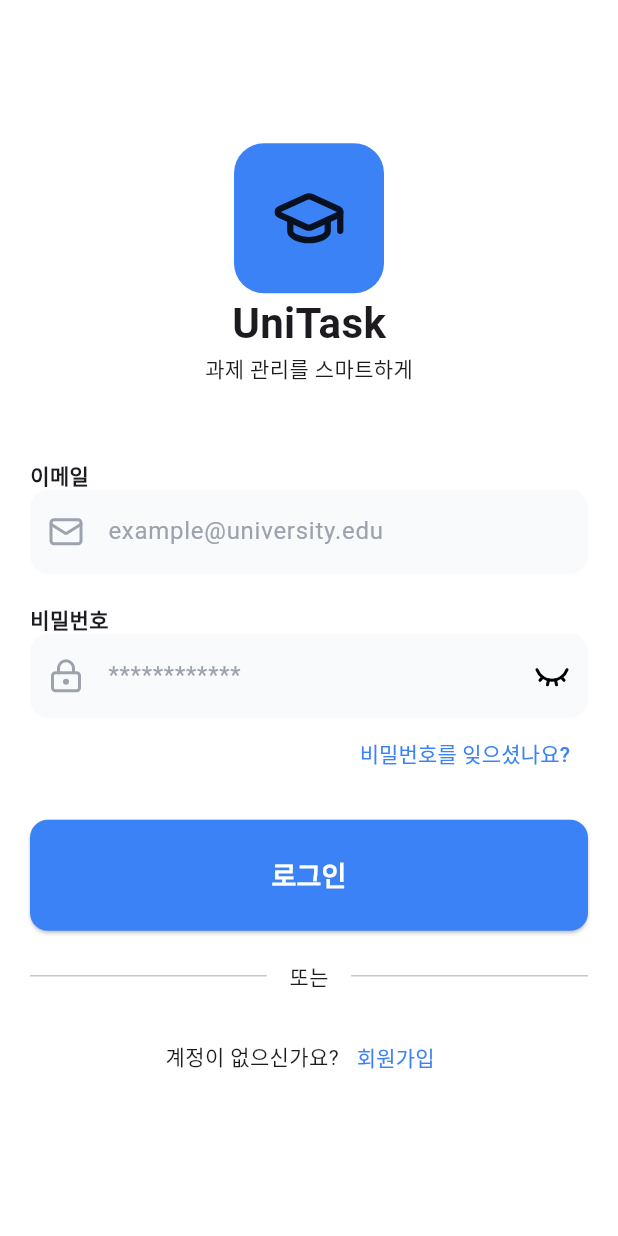
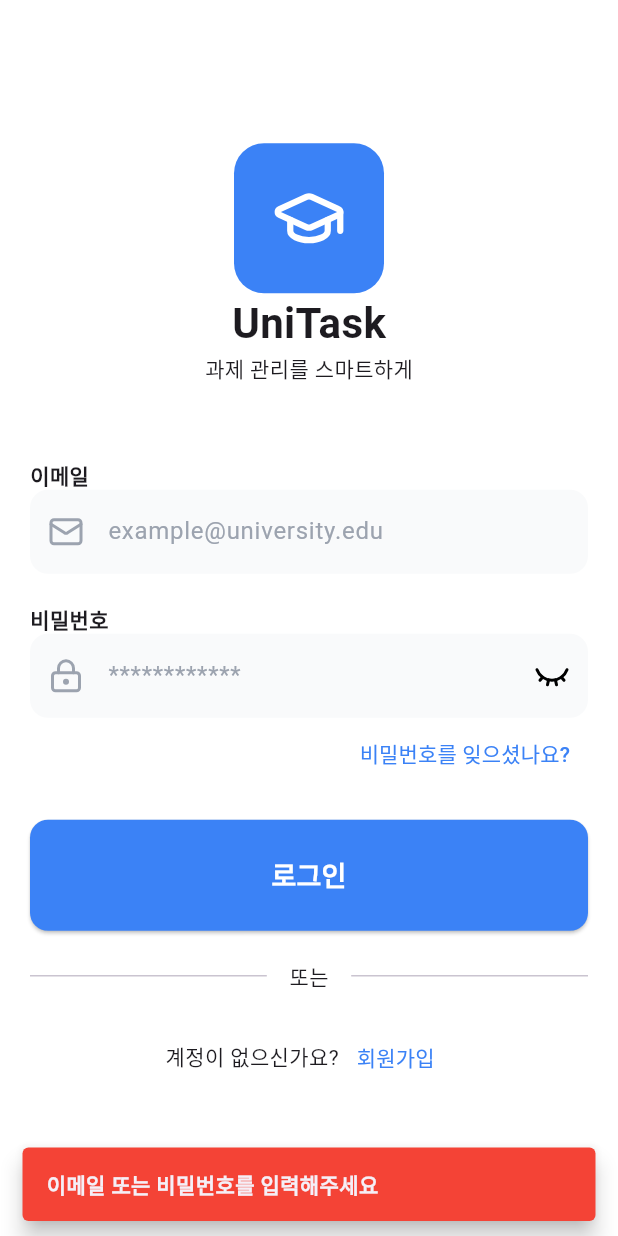
Before and after one commit to kiryud/unitask, a Flutter app: the screen it shows after launch, after a tap on "로그인", on a phone screen of 412 x 824 dp. Run offline on Flutter 3.47's test engine with Material 3 defaults, Android fonts, the phone set to English and light mode, and no system bars; our stand-ins replace go_router, lucide_icons_flutter.

Commit message:
10w 수업 종료

```diff
--- a/lib/app/router/app_page.dart
+++ b/lib/app/router/app_page.dart
@@ -1,9 +1,10 @@
 import 'package:flutter/material.dart';
+import 'package:unitask/ui/pages/home/home_page.dart';
 import 'package:unitask/ui/pages/login/login_page.dart';
 import 'package:unitask/ui/pages/signup/signup_page.dart';
 
 enum AppPage {
-  login, signup
+  login, signup, home
 }
 
 
@@ -13,5 +14,6 @@
   Widget get page => switch (this) {
     .login => const LoginPage(),
     .signup => const SignupPage(),
+    .home => const HomePage(),
   };
 }
--- a/lib/app/theme/app_theme.dart
+++ b/lib/app/theme/app_theme.dart
@@ -10,6 +10,11 @@
     appBarTheme: AppBarTheme(
       backgroundColor: Colors.white,
       foregroundColor: Colors.black,
+      titleTextStyle: TextStyle(
+        fontWeight: .bold,
+        color: Colors.black,
+        fontSize: 24,
+      ),
     ),
     floatingActionButtonTheme: FloatingActionButtonThemeData(
       foregroundColor: Colors.white,
@@ -54,8 +59,13 @@
     visualDensity: .adaptivePlatformDensity,
     scaffoldBackgroundColor: Color(0xFF111827),
     appBarTheme: AppBarTheme(
-      backgroundColor: Colors.white,
-      foregroundColor: Color(0xFF111827),
+      backgroundColor: Color(0xFF111827),
+      foregroundColor: Colors.white,
+      titleTextStyle: TextStyle(
+        fontWeight: .bold,
+        color: Colors.white,
+        fontSize: 24,
+      ),
     ),
     floatingActionButtonTheme: FloatingActionButtonThemeData(
       foregroundColor: Colors.white,
--- /dev/null
+++ b/lib/models/auth_data.dart
@@ -0,0 +1,92 @@
+// ignore_for_file: public_member_api_docs, sort_constructors_first
+import 'dart:convert';
+
+class AuthData {
+  final String name;
+  final String tokenType;
+  final String accessToken;
+  final String refreshToken;
+  final int expiresAt;
+  final int expiresIn;
+
+  AuthData({
+    required this.name,
+    required this.tokenType,
+    required this.accessToken,
+    required this.refreshToken,
+    required this.expiresAt,
+    required this.expiresIn,
+  });
+
+  AuthData copyWith({
+    String? name,
+    String? tokenType,
+    String? accessToken,
+    String? refreshToken,
+    int? expiresAt,
+    int? expiresIn,
+  }) {
+    return AuthData(
+      name: name ?? this.name,
+      tokenType: tokenType ?? this.tokenType,
+      accessToken: accessToken ?? this.accessToken,
+      refreshToken: refreshToken ?? this.refreshToken,
+      expiresAt: expiresAt ?? this.expiresAt,
+      expiresIn: expiresIn ?? this.expiresIn,
+    );
+  }
+
+  Map<String, dynamic> toMap() {
+    return <String, dynamic>{
+      'name': name,
+      'token_type': tokenType,
+      'access_token': accessToken,
+      'refresh_token': refreshToken,
+      'expires_at': expiresAt,
+      'expires_in': expiresIn,
+    };
+  }
+
+  factory AuthData.fromMap(Map<String, dynamic> map) {
+    return AuthData(
+      name: map['name'] as String,
+      tokenType: map['token_type'] as String,
+      accessToken: map['access_token'] as String,
+      refreshToken: map['refresh_token'] as String,
+      expiresAt: map['expires_at'] as int,
+      expiresIn: map['expires_in'] as int,
+    );
+  }
+
+  String toJson() => json.encode(toMap());
+
+  factory AuthData.fromJson(String source) => AuthData.fromMap(json.decode(source) as Map<String, dynamic>);
+
+  @override
+  String toString() {
+    return 'AuthData(name: $name, token_type: $tokenType, access_token: $accessToken, refresh_token: $refreshToken, expires_at: $expiresAt, expires_in: $expiresIn)';
+  }
+
+  @override
+  bool operator ==(covariant AuthData other) {
+    if (identical(this, other)) return true;
+
+    return
+      other.name == name &&
+      other.tokenType == tokenType &&
+      other.accessToken == accessToken &&
+      other.refreshToken == refreshToken &&
+      other.expiresAt == expiresAt &&
+      other.expiresIn == expiresIn;
+  }
+
+  @override
+  int get hashCode {
+    return name.hashCode ^
+      tokenType.hashCode ^
+      accessToken.hashCode ^
+      refreshToken.hashCode ^
+      expiresAt.hashCode ^
+      expiresIn.hashCode;
+  }
+}
--- a/lib/ui/pages/login/login_page.dart
+++ b/lib/ui/pages/login/login_page.dart
@@ -3,6 +3,8 @@
 import 'package:lucide_icons_flutter/lucide_icons.dart';
 import 'package:unitask/app/extensions/snackbar_extension.dart';
 import 'package:unitask/app/router/app_page.dart';
+import 'package:unitask/models/auth_data.dart';
+import 'package:unitask/services/api_services.dart';
 import 'package:unitask/ui/common/label_text_field.dart';
 import 'package:unitask/app/extensions/sized_box_extension.dart';
 import 'package:unitask/ui/common/text_divider.dart';
@@ -15,6 +17,55 @@
 }
 
 class _LoginPageState extends State<LoginPage> {
+  final _emailController = TextEditingController();
+  final TextEditingController _pwController = .new();
+  bool _login = false;
+
+  void _startLoading () => setState(() => _login = true);
+  void _stopLoading () => setState(() => _login = false);
+
+  @override
+  void dispose() {
+    _emailController.dispose();
+    _pwController.dispose();
+    super.dispose();
+  }
+
+  Future<void> _onLogin() async {
+    final email = _emailController.text.trim();
+    final password = _pwController.text.trim();
+
+    if (email.isEmpty || password.isEmpty) {
+      return context.showSnackBar(
+        '이메일 또는 비밀번호를 입력해주세요',
+        isError: true,
+      );
+    }
+
+    _startLoading();
+
+    final response = await ApiService.login(
+      email: email,
+      password: password,
+    );
+
+    _stopLoading();
+
+    if (response == null) {
+      if (mounted) {
+        context.showSnackBar(
+          '로그인을 실패했습니다',
+        isError: true
+        );
+      }
+      return ;
+    }
+
+    if (mounted) {
+      context.goNamed(AppPage.home.name);
+    }
+  }
+
   @override
   Widget build(BuildContext context) {
     return Scaffold(
@@ -34,6 +85,7 @@
                   height: 100,
                   child: Icon(
                     size: 50,
+                    color: Colors.white,
                     LucideIcons.graduationCap
                     ),
                 ),
@@ -47,12 +99,14 @@
                 Text('과제 관리를 스마트하게'),
                 50.heightBox,
                 LabelTextField(
+                  controller: _emailController,
                   label: "이메일",
                   hintText: 'example@university.edu',
                   icon: LucideIcons.mail
                 ),
                 20.heightBox,
                 LabelTextField(
+                  controller: _pwController,
                   label: "비밀번호",
                   hintText: '************',
                   icon: LucideIcons.lockKeyhole,
@@ -73,10 +127,18 @@
                 SizedBox(
                   width: .infinity,
                   child: ElevatedButton(
-                    onPressed: () {
-                      debugPrint('로그인 버튼 눌림');
-                    },
-                    child: const Text(
+                    onPressed: _login
+                    ? null
+                    : _onLogin,
+                    child: _login
+                    ? const SizedBox.square(
+                    dimension: 30,
+                    child: CircularProgressIndicator(
+                      color: Colors.white,
+                      year2023: false,
+                      )
+                    )
+                    : const Text(
                       '로그인',
                       style: TextStyle(
                         fontWeight: .bold,
```
Also changed, not shown: lib/services/api_services.dart (+27 -1 lines), lib/ui/pages/home/home_page.dart (added, +40 -0 lines), 3 other files.
